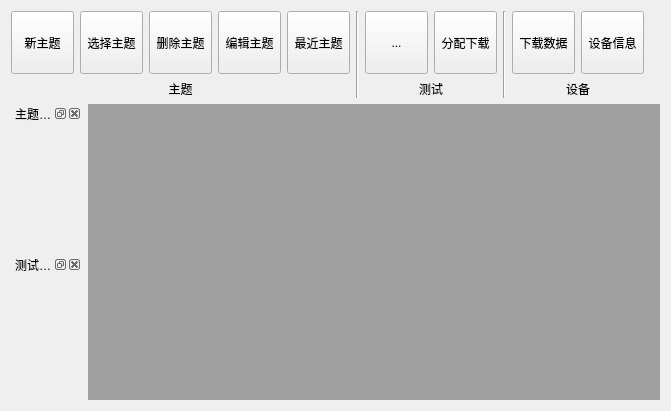
Before: the Qt Designer form Bodystat/ui/maindlg.ui in hym-dn/Bodystat, drawn with Qt 5.
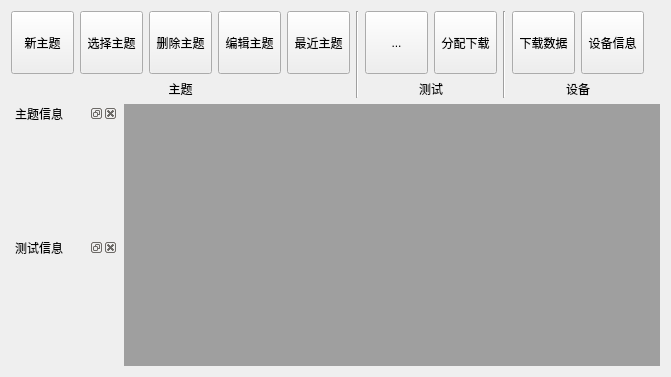
After: the same form once the commit is applied.

```diff
--- a/Bodystat/ui/maindlg.ui
+++ b/Bodystat/ui/maindlg.ui
@@ -7,7 +7,7 @@
     <x>0</x>
     <y>0</y>
     <width>671</width>
-    <height>411</height>
+    <height>377</height>
    </rect>
   </property>
   <property name="font">
@@ -397,7 +397,7 @@
     </layout>
    </item>
    <item>
-    <layout class="QHBoxLayout" name="horizontalLayout_2" stretch="1,8">
+    <layout class="QHBoxLayout" name="horizontalLayout_2" stretch="1,5">
      <item>
       <layout class="QVBoxLayout" name="verticalLayout_2">
        <item>
```
